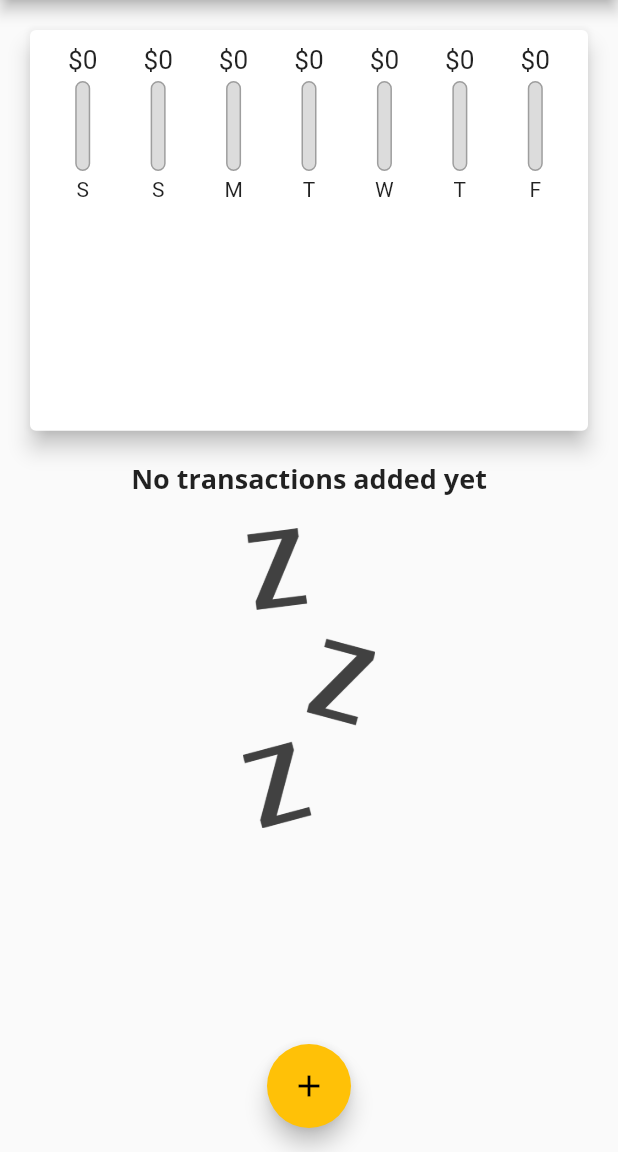
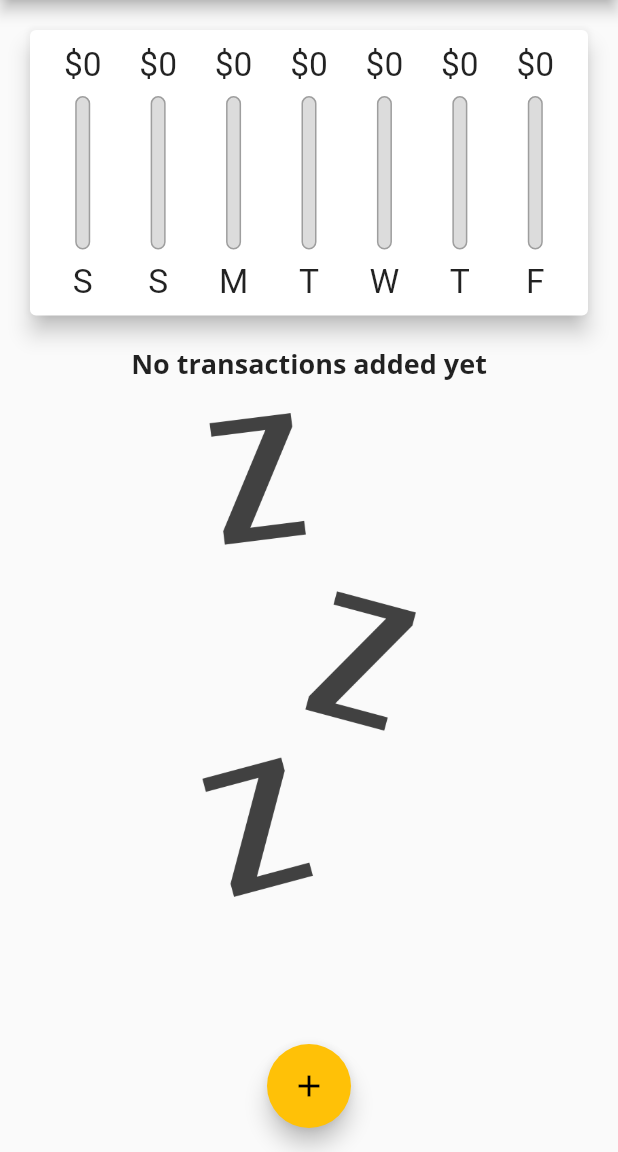
Before and after one commit to rsi2m/first-flutter-app, a Flutter app: the screen it shows after launch, on a phone screen of 412 x 824 dp, the part 84-1236 px from its top. Run offline on Flutter 3.47's test engine with Material 2 defaults, Android fonts, the phone set to English and light mode, and no system bars; missing offline and left inert: dart:ffi.

```diff
--- a/lib/main.dart
+++ b/lib/main.dart
@@ -61,6 +61,8 @@ class _MyHomePageState extends State<MyHomePage> {
 
   final List<Transaction> _userTransactions = [];
 
+  bool _showChart = true;
+
   List<Transaction> get _recentTransactions {
     return _userTransactions.where((tx) {
       return tx.date.isAfter(DateTime.now().subtract(Duration(days: 7)));
@@ -88,6 +90,9 @@ class _MyHomePageState extends State<MyHomePage> {
 
   @override
   Widget build(BuildContext context) {
+    final isLandscape =
+        MediaQuery.of(context).orientation == Orientation.landscape;
+
     final appBar = AppBar(
       actions: [
         IconButton(
@@ -98,26 +103,53 @@ class _MyHomePageState extends State<MyHomePage> {
       title: Text("Flutter App"),
     );
 
+    final txList = Container(
+      child: TransactionList(_userTransactions, _deleteTransaction),
+      height: (MediaQuery.of(context).size.height -
+              MediaQuery.of(context).padding.top -
+              appBar.preferredSize.height) *
+          0.7,
+    );
     return Scaffold(
       appBar: appBar,
       body: SingleChildScrollView(
         child: Column(
           crossAxisAlignment: CrossAxisAlignment.stretch,
           children: [
+            if (isLandscape)
+              Row(
+                mainAxisAlignment: MainAxisAlignment.center,
+                children: [
+                  Text('Show Chart'),
+                  Switch(
+                    value: _showChart,
+                    onChanged: (value) => {
+                      setState(() {
+                        _showChart = value;
+                      })
+                    },
+                  )
+                ],
+              ),
+            if (!isLandscape)
               Container(
                 child: Chart(_recentTransactions),
                 height: (MediaQuery.of(context).size.height -
                         MediaQuery.of(context).padding.top -
                         appBar.preferredSize.height) *
-                  0.4,
+                    0.3,
               ),
-            Container(
-              child: TransactionList(_userTransactions, _deleteTransaction),
+            if (!isLandscape) txList,
+            if (isLandscape)
+              _showChart
+                  ? Container(
+                      child: Chart(_recentTransactions),
                       height: (MediaQuery.of(context).size.height -
                               MediaQuery.of(context).padding.top -
                               appBar.preferredSize.height) *
-                  0.6,
-            ),
+                          0.7,
+                    )
+                  : txList,
           ],
         ),
       ),
--- a/lib/widgets/chart_bar.dart
+++ b/lib/widgets/chart_bar.dart
@@ -9,17 +9,18 @@ class ChartBar extends StatelessWidget {
 
   @override
   Widget build(BuildContext context) {
+    return LayoutBuilder(builder: (ctx, constraints) {
       return Column(
         children: [
           Container(
-          height: 20,
+            height: constraints.maxHeight * 0.15,
             child: FittedBox(
               child: Text('\$${spending.toStringAsFixed(0)}'),
             ),
           ),
-        SizedBox(height: 4),
+          SizedBox(height: constraints.maxHeight * 0.05),
           Container(
-          height: 60,
+            height: constraints.maxHeight * 0.6,
             width: 10,
             child: Stack(
               children: [
@@ -41,10 +42,14 @@ class ChartBar extends StatelessWidget {
             ),
           ),
           SizedBox(
-          height: 4,
+            height: constraints.maxHeight * 0.05,
           ),
-        Text(label),
+          Container(
+            child: FittedBox(child: Text(label)),
+            height: constraints.maxHeight * 0.15,
+          ),
         ],
       );
+    });
   }
 }
--- a/lib/widgets/transaction_list.dart
+++ b/lib/widgets/transaction_list.dart
@@ -11,7 +11,8 @@ class TransactionList extends StatelessWidget {
   @override
   Widget build(BuildContext context) {
     return transactions.isEmpty
-        ? Column(
+        ? LayoutBuilder(builder: (ctx, constraints) {
+            return Column(
               children: [
                 Text(
                   "No transactions added yet",
@@ -21,14 +22,15 @@ class TransactionList extends StatelessWidget {
                   height: 20,
                 ),
                 Container(
-                height: 200,
+                  height: constraints.maxHeight * 0.6,
                   child: Image.asset(
                     'assets/images/waiting.png',
                     fit: BoxFit.cover,
                   ),
                 )
               ],
-          )
+            );
+          })
         : ListView.builder(
             itemBuilder: (ctx, index) {
               var tx = transactions[index];
```
Also changed, not shown: 1 other file. Lines whose indentation alone changed are shown as unchanged.
